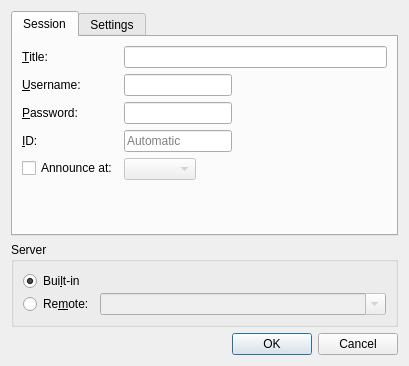
First picture: the form in src/client/ui/hostdialog.ui, repository drawpile/Drawpile, before the edit.
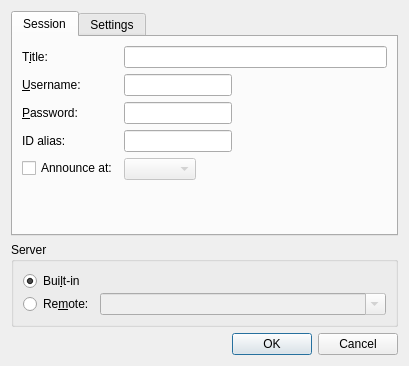
Second picture: the form after the edit.

```diff
--- a/src/client/ui/hostdialog.ui
+++ b/src/client/ui/hostdialog.ui
@@ -33,7 +33,7 @@
        <item row="0" column="0">
         <widget class="QLabel" name="label">
          <property name="text">
-          <string>&amp;Title:</string>
+          <string>T&amp;itle:</string>
          </property>
          <property name="buddy">
           <cstring>sessiontitle</cstring>
@@ -102,7 +102,7 @@
        <item row="3" column="0">
         <widget class="QLabel" name="label_6">
          <property name="text">
-          <string>&amp;ID:</string>
+          <string>ID alias:</string>
          </property>
          <property name="buddy">
           <cstring>vanityId</cstring>
@@ -118,10 +118,7 @@
           </sizepolicy>
          </property>
          <property name="toolTip">
-          <string>The ID to use in a session URL. Leave blank to let the server generate an ID</string>
-         </property>
-         <property name="placeholderText">
-          <string>Automatic</string>
+          <string>An optional user friendly ID for the session</string>
          </property>
         </widget>
        </item>
```
Left out of the diff: 4 changed lines with no effect on the pictures.
